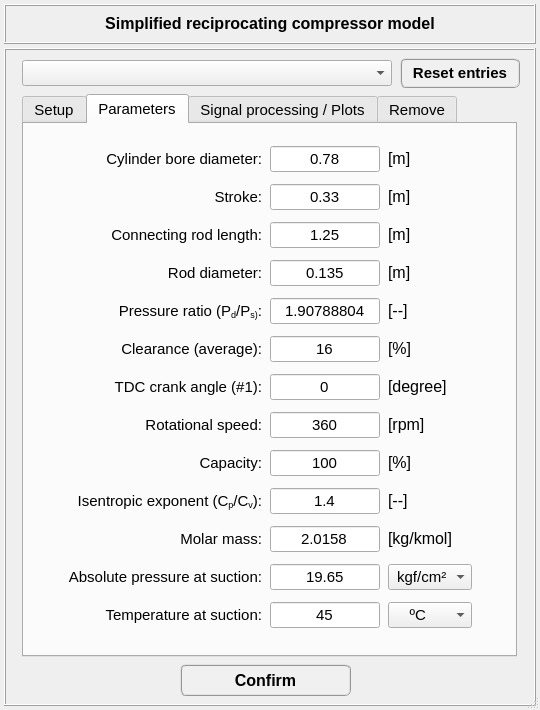
The window that data/user_input/ui_files/Model/Setup/Acoustic/compressor_model_input.ui (open-pulse/OpenPulse) describes before a commit, drawn with Qt 5.
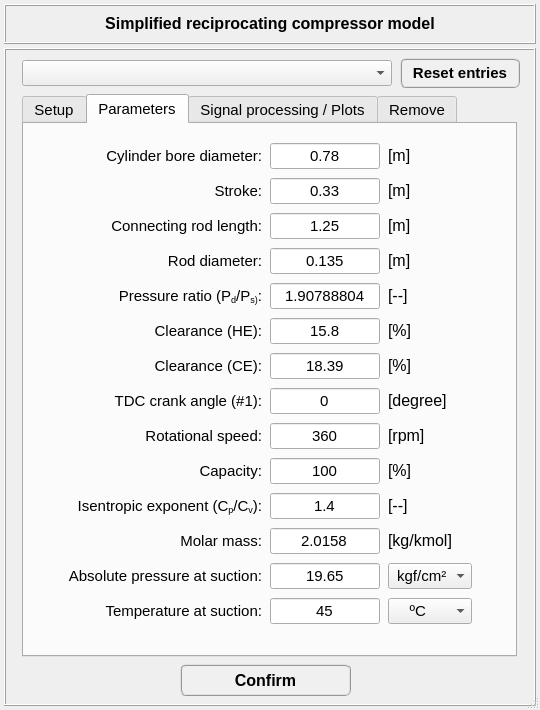
The same window after the commit. The open tabs and pages were chosen to show the change.

Commit message: Adds different clearances for HE and CE

What changed in the file:
```diff
--- a/data/user_input/ui_files/Model/Setup/Acoustic/compressor_model_input.ui
+++ b/data/user_input/ui_files/Model/Setup/Acoustic/compressor_model_input.ui
@@ -1159,38 +1159,27 @@
          <property name="verticalSpacing">
           <number>4</number>
          </property>
-         <item row="11" column="2">
-          <widget class="QLineEdit" name="lineEdit_pressure_at_suction">
-           <property name="minimumSize">
-            <size>
-             <width>110</width>
-             <height>22</height>
-            </size>
+         <item row="0" column="4">
+          <widget class="QFrame" name="frame_9">
+           <property name="frameShape">
+            <enum>QFrame::NoFrame</enum>
            </property>
-           <property name="maximumSize">
-            <size>
-             <width>110</width>
-             <height>26</height>
-            </size>
+           <property name="frameShadow">
+            <enum>QFrame::Raised</enum>
            </property>
-           <property name="font">
-            <font>
-             <weight>50</weight>
-             <bold>false</bold>
-            </font>
+          </widget>
+         </item>
+         <item row="0" column="0">
+          <widget class="QFrame" name="frame_3">
+           <property name="frameShape">
+            <enum>QFrame::NoFrame</enum>
            </property>
-           <property name="focusPolicy">
-            <enum>Qt::StrongFocus</enum>
+           <property name="frameShadow">
+            <enum>QFrame::Raised</enum>
            </property>
-           <property name="text">
-            <string>19.65</string>
-           </property>
-           <property name="alignment">
-            <set>Qt::AlignCenter</set>
-           </property>
           </widget>
          </item>
-         <item row="10" column="3">
+         <item row="11" column="3">
           <widget class="QLabel" name="label_molar_mass_unit">
            <property name="minimumSize">
             <size>
@@ -1221,7 +1210,38 @@
            </property>
           </widget>
          </item>
-         <item row="9" column="1">
+         <item row="12" column="2">
+          <widget class="QLineEdit" name="lineEdit_pressure_at_suction">
+           <property name="minimumSize">
+            <size>
+             <width>110</width>
+             <height>22</height>
+            </size>
+           </property>
+           <property name="maximumSize">
+            <size>
+             <width>110</width>
+             <height>26</height>
+            </size>
+           </property>
+           <property name="font">
+            <font>
+             <weight>50</weight>
+             <bold>false</bold>
+            </font>
+           </property>
+           <property name="focusPolicy">
+            <enum>Qt::StrongFocus</enum>
+           </property>
+           <property name="text">
+            <string>19.65</string>
+           </property>
+           <property name="alignment">
+            <set>Qt::AlignCenter</set>
+           </property>
+          </widget>
+         </item>
+         <item row="10" column="1">
           <widget class="QLabel" name="label_isentropic_exp">
            <property name="minimumSize">
             <size>
@@ -1252,7 +1272,38 @@
            </property>
           </widget>
          </item>
-         <item row="9" column="3">
+         <item row="11" column="1">
+          <widget class="QLabel" name="label_molar_mass">
+           <property name="minimumSize">
+            <size>
+             <width>0</width>
+             <height>22</height>
+            </size>
+           </property>
+           <property name="maximumSize">
+            <size>
+             <width>16777215</width>
+             <height>26</height>
+            </size>
+           </property>
+           <property name="font">
+            <font>
+             <family>MS Shell Dlg 2</family>
+             <pointsize>11</pointsize>
+             <weight>50</weight>
+             <italic>false</italic>
+             <bold>false</bold>
+            </font>
+           </property>
+           <property name="text">
+            <string>&lt;html&gt;&lt;head/&gt;&lt;body&gt;&lt;p align=&quot;right&quot;&gt;Molar mass:&lt;/p&gt;&lt;/body&gt;&lt;/html&gt;</string>
+           </property>
+           <property name="alignment">
+            <set>Qt::AlignRight|Qt::AlignTrailing|Qt::AlignVCenter</set>
+           </property>
+          </widget>
+         </item>
+         <item row="10" column="3">
           <widget class="QLabel" name="label_isentropic_exp_unit">
            <property name="minimumSize">
             <size>
@@ -1283,7 +1334,7 @@
            </property>
           </widget>
          </item>
-         <item row="9" column="2">
+         <item row="10" column="2">
           <widget class="QLineEdit" name="lineEdit_isentropic_exponent">
            <property name="minimumSize">
             <size>
@@ -1314,7 +1365,7 @@
            </property>
           </widget>
          </item>
-         <item row="11" column="1">
+         <item row="12" column="1">
           <widget class="QLabel" name="label_42">
            <property name="minimumSize">
             <size>
@@ -1345,38 +1396,7 @@
            </property>
           </widget>
          </item>
-         <item row="10" column="1">
-          <widget class="QLabel" name="label_molar_mass">
-           <property name="minimumSize">
-            <size>
-             <width>0</width>
-             <height>22</height>
-            </size>
-           </property>
-           <property name="maximumSize">
-            <size>
-             <width>16777215</width>
-             <height>26</height>
-            </size>
-           </property>
-           <property name="font">
-            <font>
-             <family>MS Shell Dlg 2</family>
-             <pointsize>11</pointsize>
-             <weight>50</weight>
-             <italic>false</italic>
-             <bold>false</bold>
-            </font>
-           </property>
-           <property name="text">
-            <string>&lt;html&gt;&lt;head/&gt;&lt;body&gt;&lt;p align=&quot;right&quot;&gt;Molar mass:&lt;/p&gt;&lt;/body&gt;&lt;/html&gt;</string>
-           </property>
-           <property name="alignment">
-            <set>Qt::AlignRight|Qt::AlignTrailing|Qt::AlignVCenter</set>
-           </property>
-          </widget>
-         </item>
-         <item row="10" column="2">
+         <item row="11" column="2">
           <widget class="QLineEdit" name="lineEdit_molar_mass">
            <property name="minimumSize">
             <size>
@@ -1407,7 +1427,7 @@
            </property>
           </widget>
          </item>
-         <item row="12" column="1">
+         <item row="13" column="1">
           <widget class="QLabel" name="label_44">
            <property name="minimumSize">
             <size>
@@ -1438,37 +1458,6 @@
            </property>
           </widget>
          </item>
-         <item row="12" column="2">
-          <widget class="QLineEdit" name="lineEdit_temperature_at_suction">
-           <property name="minimumSize">
-            <size>
-             <width>110</width>
-             <height>22</height>
-            </size>
-           </property>
-           <property name="maximumSize">
-            <size>
-             <width>110</width>
-             <height>26</height>
-            </size>
-           </property>
-           <property name="font">
-            <font>
-             <weight>50</weight>
-             <bold>false</bold>
-            </font>
-           </property>
-           <property name="focusPolicy">
-            <enum>Qt::StrongFocus</enum>
-           </property>
-           <property name="text">
-            <string>45</string>
-           </property>
-           <property name="alignment">
-            <set>Qt::AlignCenter</set>
-           </property>
-          </widget>
-         </item>
          <item row="2" column="3">
           <widget class="QLabel" name="label_15">
            <property name="minimumSize">
@@ -1500,38 +1489,38 @@
            </property>
           </widget>
          </item>
-         <item row="5" column="1">
-          <widget class="QLabel" name="label_27">
+         <item row="13" column="2">
+          <widget class="QLineEdit" name="lineEdit_temperature_at_suction">
            <property name="minimumSize">
             <size>
-             <width>0</width>
+             <width>110</width>
              <height>22</height>
             </size>
            </property>
            <property name="maximumSize">
             <size>
-             <width>16777215</width>
+             <width>110</width>
              <height>26</height>
             </size>
            </property>
            <property name="font">
             <font>
-             <family>MS Shell Dlg 2</family>
-             <pointsize>11</pointsize>
              <weight>50</weight>
-             <italic>false</italic>
              <bold>false</bold>
             </font>
            </property>
+           <property name="focusPolicy">
+            <enum>Qt::StrongFocus</enum>
+           </property>
            <property name="text">
-            <string>&lt;html&gt;&lt;head/&gt;&lt;body&gt;&lt;p align=&quot;right&quot;&gt;Clearance (average):&lt;/p&gt;&lt;/body&gt;&lt;/html&gt;</string>
+            <string>45</string>
            </property>
            <property name="alignment">
-            <set>Qt::AlignRight|Qt::AlignTrailing|Qt::AlignVCenter</set>
+            <set>Qt::AlignCenter</set>
            </property>
           </widget>
          </item>
-         <item row="6" column="1">
+         <item row="7" column="1">
           <widget class="QLabel" name="label_28">
            <property name="minimumSize">
             <size>
@@ -1562,7 +1551,38 @@
            </property>
           </widget>
          </item>
-         <item row="6" column="2">
+         <item row="5" column="1">
+          <widget class="QLabel" name="label_27">
+           <property name="minimumSize">
+            <size>
+             <width>0</width>
+             <height>22</height>
+            </size>
+           </property>
+           <property name="maximumSize">
+            <size>
+             <width>16777215</width>
+             <height>26</height>
+            </size>
+           </property>
+           <property name="font">
+            <font>
+             <family>MS Shell Dlg 2</family>
+             <pointsize>11</pointsize>
+             <weight>50</weight>
+             <italic>false</italic>
+             <bold>false</bold>
+            </font>
+           </property>
+           <property name="text">
+            <string>&lt;html&gt;&lt;head/&gt;&lt;body&gt;&lt;p align=&quot;right&quot;&gt;Clearance (HE):&lt;/p&gt;&lt;/body&gt;&lt;/html&gt;</string>
+           </property>
+           <property name="alignment">
+            <set>Qt::AlignRight|Qt::AlignTrailing|Qt::AlignVCenter</set>
+           </property>
+          </widget>
+         </item>
+         <item row="7" column="2">
           <widget class="QLineEdit" name="lineEdit_TDC_crank_angle_1">
            <property name="minimumSize">
             <size>
@@ -1593,7 +1613,7 @@
            </property>
           </widget>
          </item>
-         <item row="7" column="2">
+         <item row="8" column="2">
           <widget class="QLineEdit" name="lineEdit_rotational_speed">
            <property name="minimumSize">
             <size>
@@ -1624,7 +1644,7 @@
            </property>
           </widget>
          </item>
-         <item row="7" column="3">
+         <item row="8" column="3">
           <widget class="QLabel" name="label_34">
            <property name="minimumSize">
             <size>
@@ -1655,38 +1675,7 @@
            </property>
           </widget>
          </item>
-         <item row="8" column="1">
-          <widget class="QLabel" name="label_33">
-           <property name="minimumSize">
-            <size>
-             <width>0</width>
-             <height>22</height>
-            </size>
-           </property>
-           <property name="maximumSize">
-            <size>
-             <width>16777215</width>
-             <height>26</height>
-            </size>
-           </property>
-           <property name="font">
-            <font>
-             <family>MS Shell Dlg 2</family>
-             <pointsize>11</pointsize>
-             <weight>50</weight>
-             <italic>false</italic>
-             <bold>false</bold>
-            </font>
-           </property>
-           <property name="text">
-            <string>&lt;html&gt;&lt;head/&gt;&lt;body&gt;&lt;p align=&quot;right&quot;&gt;Capacity:&lt;/p&gt;&lt;/body&gt;&lt;/html&gt;</string>
-           </property>
-           <property name="alignment">
-            <set>Qt::AlignRight|Qt::AlignTrailing|Qt::AlignVCenter</set>
-           </property>
-          </widget>
-         </item>
-         <item row="8" column="2">
+         <item row="9" column="2">
           <widget class="QLineEdit" name="lineEdit_capacity">
            <property name="minimumSize">
             <size>
@@ -1717,8 +1706,8 @@
            </property>
           </widget>
          </item>
-         <item row="7" column="1">
-          <widget class="QLabel" name="label_30">
+         <item row="9" column="1">
+          <widget class="QLabel" name="label_33">
            <property name="minimumSize">
             <size>
              <width>0</width>
@@ -1741,44 +1730,13 @@
             </font>
            </property>
            <property name="text">
-            <string>&lt;html&gt;&lt;head/&gt;&lt;body&gt;&lt;p align=&quot;right&quot;&gt;Rotational speed:&lt;/p&gt;&lt;/body&gt;&lt;/html&gt;</string>
+            <string>&lt;html&gt;&lt;head/&gt;&lt;body&gt;&lt;p align=&quot;right&quot;&gt;Capacity:&lt;/p&gt;&lt;/body&gt;&lt;/html&gt;</string>
            </property>
            <property name="alignment">
             <set>Qt::AlignRight|Qt::AlignTrailing|Qt::AlignVCenter</set>
            </property>
           </widget>
          </item>
-         <item row="8" column="3">
-          <widget class="QLabel" name="label_47">
-           <property name="minimumSize">
-            <size>
-             <width>0</width>
-             <height>22</height>
-            </size>
-           </property>
-           <property name="maximumSize">
-            <size>
-             <width>16777215</width>
-             <height>26</height>
-            </size>
-           </property>
-           <property name="font">
-            <font>
-             <family>MS Shell Dlg 2</family>
-             <pointsize>12</pointsize>
-             <weight>50</weight>
-             <italic>false</italic>
-             <bold>false</bold>
-            </font>
-           </property>
-           <property name="text">
-            <string>&lt;html&gt;&lt;head/&gt;&lt;body&gt;&lt;p&gt;[%]&lt;/p&gt;&lt;/body&gt;&lt;/html&gt;</string>
-           </property>
-           <property name="alignment">
-            <set>Qt::AlignLeading|Qt::AlignLeft|Qt::AlignVCenter</set>
-           </property>
-          </widget>
-         </item>
          <item row="0" column="3">
           <widget class="QLabel" name="label_13">
            <property name="minimumSize">
@@ -1810,6 +1768,37 @@
            </property>
           </widget>
          </item>
+         <item row="8" column="1">
+          <widget class="QLabel" name="label_30">
+           <property name="minimumSize">
+            <size>
+             <width>0</width>
+             <height>22</height>
+            </size>
+           </property>
+           <property name="maximumSize">
+            <size>
+             <width>16777215</width>
+             <height>26</height>
+            </size>
+           </property>
+           <property name="font">
+            <font>
+             <family>MS Shell Dlg 2</family>
+             <pointsize>11</pointsize>
+             <weight>50</weight>
+             <italic>false</italic>
+             <bold>false</bold>
+            </font>
+           </property>
+           <property name="text">
+            <string>&lt;html&gt;&lt;head/&gt;&lt;body&gt;&lt;p align=&quot;right&quot;&gt;Rotational speed:&lt;/p&gt;&lt;/body&gt;&lt;/html&gt;</string>
+           </property>
+           <property name="alignment">
+            <set>Qt::AlignRight|Qt::AlignTrailing|Qt::AlignVCenter</set>
+           </property>
+          </widget>
+         </item>
          <item row="1" column="2">
           <widget class="QLineEdit" name="lineEdit_stroke">
            <property name="minimumSize">
@@ -1841,39 +1830,8 @@
            </property>
           </widget>
          </item>
-         <item row="0" column="1">
-          <widget class="QLabel" name="label_20">
-           <property name="minimumSize">
-            <size>
-             <width>0</width>
-             <height>22</height>
-            </size>
-           </property>
-           <property name="maximumSize">
-            <size>
-             <width>16777215</width>
-             <height>26</height>
-            </size>
-           </property>
-           <property name="font">
-            <font>
-             <family>MS Shell Dlg 2</family>
-             <pointsize>11</pointsize>
-             <weight>50</weight>
-             <italic>false</italic>
-             <bold>false</bold>
-            </font>
-           </property>
-           <property name="text">
-            <string>&lt;html&gt;&lt;head/&gt;&lt;body&gt;&lt;p align=&quot;right&quot;&gt;Cylinder bore diameter:&lt;/p&gt;&lt;/body&gt;&lt;/html&gt;</string>
-           </property>
-           <property name="alignment">
-            <set>Qt::AlignRight|Qt::AlignTrailing|Qt::AlignVCenter</set>
-           </property>
-          </widget>
-         </item>
-         <item row="1" column="3">
-          <widget class="QLabel" name="label_14">
+         <item row="9" column="3">
+          <widget class="QLabel" name="label_47">
            <property name="minimumSize">
             <size>
              <width>0</width>
@@ -1896,7 +1854,7 @@
             </font>
            </property>
            <property name="text">
-            <string>&lt;html&gt;&lt;head/&gt;&lt;body&gt;&lt;p&gt;[m]&lt;/p&gt;&lt;/body&gt;&lt;/html&gt;</string>
+            <string>&lt;html&gt;&lt;head/&gt;&lt;body&gt;&lt;p&gt;[%]&lt;/p&gt;&lt;/body&gt;&lt;/html&gt;</string>
            </property>
            <property name="alignment">
             <set>Qt::AlignLeading|Qt::AlignLeft|Qt::AlignVCenter</set>
@@ -1934,6 +1892,68 @@
            </property>
           </widget>
          </item>
+         <item row="1" column="3">
+          <widget class="QLabel" name="label_14">
+           <property name="minimumSize">
+            <size>
+             <width>0</width>
+             <height>22</height>
+            </size>
+           </property>
+           <property name="maximumSize">
+            <size>
+             <width>16777215</width>
+             <height>26</height>
+            </size>
+           </property>
+           <property name="font">
+            <font>
+             <family>MS Shell Dlg 2</family>
+             <pointsize>12</pointsize>
+             <weight>50</weight>
+             <italic>false</italic>
+             <bold>false</bold>
+            </font>
+           </property>
+           <property name="text">
+            <string>&lt;html&gt;&lt;head/&gt;&lt;body&gt;&lt;p&gt;[m]&lt;/p&gt;&lt;/body&gt;&lt;/html&gt;</string>
+           </property>
+           <property name="alignment">
+            <set>Qt::AlignLeading|Qt::AlignLeft|Qt::AlignVCenter</set>
+           </property>
+          </widget>
+         </item>
+         <item row="0" column="1">
+          <widget class="QLabel" name="label_20">
+           <property name="minimumSize">
+            <size>
+             <width>0</width>
+             <height>22</height>
+            </size>
+           </property>
+           <property name="maximumSize">
+            <size>
+             <width>16777215</width>
+             <height>26</height>
+            </size>
+           </property>
+           <property name="font">
+            <font>
+             <family>MS Shell Dlg 2</family>
+             <pointsize>11</pointsize>
+             <weight>50</weight>
+             <italic>false</italic>
+             <bold>false</bold>
+            </font>
+           </property>
+           <property name="text">
+            <string>&lt;html&gt;&lt;head/&gt;&lt;body&gt;&lt;p align=&quot;right&quot;&gt;Cylinder bore diameter:&lt;/p&gt;&lt;/body&gt;&lt;/html&gt;</string>
+           </property>
+           <property name="alignment">
+            <set>Qt::AlignRight|Qt::AlignTrailing|Qt::AlignVCenter</set>
+           </property>
+          </widget>
+         </item>
          <item row="3" column="1">
           <widget class="QLabel" name="label_23">
            <property name="minimumSize">
@@ -1996,6 +2016,37 @@
            </property>
           </widget>
          </item>
+         <item row="7" column="3">
+          <widget class="QLabel" name="label_32">
+           <property name="minimumSize">
+            <size>
+             <width>0</width>
+             <height>22</height>
+            </size>
+           </property>
+           <property name="maximumSize">
+            <size>
+             <width>16777215</width>
+             <height>26</height>
+            </size>
+           </property>
+           <property name="font">
+            <font>
+             <family>MS Shell Dlg 2</family>
+             <pointsize>12</pointsize>
+             <weight>50</weight>
+             <italic>false</italic>
+             <bold>false</bold>
+            </font>
+           </property>
+           <property name="text">
+            <string>&lt;html&gt;&lt;head/&gt;&lt;body&gt;&lt;p&gt;[degree]&lt;/p&gt;&lt;/body&gt;&lt;/html&gt;</string>
+           </property>
+           <property name="alignment">
+            <set>Qt::AlignLeading|Qt::AlignLeft|Qt::AlignVCenter</set>
+           </property>
+          </widget>
+         </item>
          <item row="4" column="1">
           <widget class="QLabel" name="label_26">
            <property name="minimumSize">
@@ -2027,68 +2078,6 @@
            </property>
           </widget>
          </item>
-         <item row="6" column="3">
-          <widget class="QLabel" name="label_32">
-           <property name="minimumSize">
-            <size>
-             <width>0</width>
-             <height>22</height>
-            </size>
-           </property>
-           <property name="maximumSize">
-            <size>
-             <width>16777215</width>
-             <height>26</height>
-            </size>
-           </property>
-           <property name="font">
-            <font>
-             <family>MS Shell Dlg 2</family>
-             <pointsize>12</pointsize>
-             <weight>50</weight>
-             <italic>false</italic>
-             <bold>false</bold>
-            </font>
-           </property>
-           <property name="text">
-            <string>&lt;html&gt;&lt;head/&gt;&lt;body&gt;&lt;p&gt;[degree]&lt;/p&gt;&lt;/body&gt;&lt;/html&gt;</string>
-           </property>
-           <property name="alignment">
-            <set>Qt::AlignLeading|Qt::AlignLeft|Qt::AlignVCenter</set>
-           </property>
-          </widget>
-         </item>
-         <item row="1" column="1">
-          <widget class="QLabel" name="label_21">
-           <property name="minimumSize">
-            <size>
-             <width>0</width>
-             <height>22</height>
-            </size>
-           </property>
-           <property name="maximumSize">
-            <size>
-             <width>16777215</width>
-             <height>26</height>
-            </size>
-           </property>
-           <property name="font">
-            <font>
-             <family>MS Shell Dlg 2</family>
-             <pointsize>11</pointsize>
-             <weight>50</weight>
-             <italic>false</italic>
-             <bold>false</bold>
-            </font>
-           </property>
-           <property name="text">
-            <string>&lt;html&gt;&lt;head/&gt;&lt;body&gt;&lt;p align=&quot;right&quot;&gt;Stroke:&lt;/p&gt;&lt;/body&gt;&lt;/html&gt;</string>
-           </property>
-           <property name="alignment">
-            <set>Qt::AlignRight|Qt::AlignTrailing|Qt::AlignVCenter</set>
-           </property>
-          </widget>
-         </item>
          <item row="3" column="3">
           <widget class="QLabel" name="label_16">
            <property name="minimumSize">
@@ -2182,6 +2171,65 @@
            </property>
           </widget>
          </item>
+         <item row="1" column="1">
+          <widget class="QLabel" name="label_21">
+           <property name="minimumSize">
+            <size>
+             <width>0</width>
+             <height>22</height>
+            </size>
+           </property>
+           <property name="maximumSize">
+            <size>
+             <width>16777215</width>
+             <height>26</height>
+            </size>
+           </property>
+           <property name="font">
+            <font>
+             <family>MS Shell Dlg 2</family>
+             <pointsize>11</pointsize>
+             <weight>50</weight>
+             <italic>false</italic>
+             <bold>false</bold>
+            </font>
+           </property>
+           <property name="text">
+            <string>&lt;html&gt;&lt;head/&gt;&lt;body&gt;&lt;p align=&quot;right&quot;&gt;Stroke:&lt;/p&gt;&lt;/body&gt;&lt;/html&gt;</string>
+           </property>
+           <property name="alignment">
+            <set>Qt::AlignRight|Qt::AlignTrailing|Qt::AlignVCenter</set>
+           </property>
+          </widget>
+         </item>
+         <item row="0" column="2">
+          <widget class="QLineEdit" name="lineEdit_bore_diameter">
+           <property name="minimumSize">
+            <size>
+             <width>110</width>
+             <height>22</height>
+            </size>
+           </property>
+           <property name="maximumSize">
+            <size>
+             <width>110</width>
+             <height>26</height>
+            </size>
+           </property>
+           <property name="font">
+            <font>
+             <weight>50</weight>
+             <bold>false</bold>
+            </font>
+           </property>
+           <property name="text">
+            <string>0.78</string>
+           </property>
+           <property name="alignment">
+            <set>Qt::AlignCenter</set>
+           </property>
+          </widget>
+         </item>
          <item row="4" column="3">
           <widget class="QLabel" name="label_19">
            <property name="minimumSize">
@@ -2245,7 +2293,7 @@
           </widget>
          </item>
          <item row="5" column="2">
-          <widget class="QLineEdit" name="lineEdit_clearance">
+          <widget class="QLineEdit" name="lineEdit_clearance_head_end">
            <property name="minimumSize">
             <size>
              <width>110</width>
@@ -2268,62 +2316,14 @@
             <enum>Qt::StrongFocus</enum>
            </property>
            <property name="text">
-            <string>16</string>
+            <string>15.8</string>
            </property>
            <property name="alignment">
             <set>Qt::AlignCenter</set>
            </property>
           </widget>
          </item>
-         <item row="0" column="2">
-          <widget class="QLineEdit" name="lineEdit_bore_diameter">
-           <property name="minimumSize">
-            <size>
-             <width>110</width>
-             <height>22</height>
-            </size>
-           </property>
-           <property name="maximumSize">
-            <size>
-             <width>110</width>
-             <height>26</height>
-            </size>
-           </property>
-           <property name="font">
-            <font>
-             <weight>50</weight>
-             <bold>false</bold>
-            </font>
-           </property>
-           <property name="text">
-            <string>0.78</string>
-           </property>
-           <property name="alignment">
-            <set>Qt::AlignCenter</set>
-           </property>
-          </widget>
-         </item>
-         <item row="0" column="0">
-          <widget class="QFrame" name="frame_3">
-           <property name="frameShape">
-            <enum>QFrame::NoFrame</enum>
-           </property>
-           <property name="frameShadow">
-            <enum>QFrame::Raised</enum>
-           </property>
-          </widget>
-         </item>
-         <item row="0" column="4">
-          <widget class="QFrame" name="frame_9">
-           <property name="frameShape">
-            <enum>QFrame::NoFrame</enum>
-           </property>
-           <property name="frameShadow">
-            <enum>QFrame::Raised</enum>
-           </property>
-          </widget>
-         </item>
-         <item row="11" column="3">
+         <item row="12" column="3">
           <widget class="QComboBox" name="comboBox_suction_pressure_units">
            <item>
             <property name="text">
@@ -2337,7 +2337,7 @@
            </item>
           </widget>
          </item>
-         <item row="12" column="3">
+         <item row="13" column="3">
           <widget class="QComboBox" name="comboBox_suction_temperature_units">
            <item>
             <property name="text">
@@ -2351,6 +2351,99 @@
            </item>
           </widget>
          </item>
+         <item row="6" column="1">
+          <widget class="QLabel" name="label_35">
+           <property name="minimumSize">
+            <size>
+             <width>0</width>
+             <height>22</height>
+            </size>
+           </property>
+           <property name="maximumSize">
+            <size>
+             <width>16777215</width>
+             <height>26</height>
+            </size>
+           </property>
+           <property name="font">
+            <font>
+             <family>MS Shell Dlg 2</family>
+             <pointsize>11</pointsize>
+             <weight>50</weight>
+             <italic>false</italic>
+             <bold>false</bold>
+            </font>
+           </property>
+           <property name="text">
+            <string>&lt;html&gt;&lt;head/&gt;&lt;body&gt;&lt;p align=&quot;right&quot;&gt;Clearance (CE):&lt;/p&gt;&lt;/body&gt;&lt;/html&gt;</string>
+           </property>
+           <property name="alignment">
+            <set>Qt::AlignRight|Qt::AlignTrailing|Qt::AlignVCenter</set>
+           </property>
+          </widget>
+         </item>
+         <item row="6" column="2">
+          <widget class="QLineEdit" name="lineEdit_clearance_crank_end">
+           <property name="minimumSize">
+            <size>
+             <width>110</width>
+             <height>22</height>
+            </size>
+           </property>
+           <property name="maximumSize">
+            <size>
+             <width>110</width>
+             <height>26</height>
+            </size>
+           </property>
+           <property name="font">
+            <font>
+             <weight>50</weight>
+             <bold>false</bold>
+            </font>
+           </property>
+           <property name="focusPolicy">
+            <enum>Qt::StrongFocus</enum>
+           </property>
+           <property name="text">
+            <string>18.39</string>
+           </property>
+           <property name="alignment">
+            <set>Qt::AlignCenter</set>
+           </property>
+          </widget>
+         </item>
+         <item row="6" column="3">
+          <widget class="QLabel" name="label_36">
+           <property name="minimumSize">
+            <size>
+             <width>0</width>
+             <height>22</height>
+            </size>
+           </property>
+           <property name="maximumSize">
+            <size>
+             <width>16777215</width>
+             <height>26</height>
+            </size>
+           </property>
+           <property name="font">
+            <font>
+             <family>MS Shell Dlg 2</family>
+             <pointsize>12</pointsize>
+             <weight>50</weight>
+             <italic>false</italic>
+             <bold>false</bold>
+            </font>
+           </property>
+           <property name="text">
+            <string>&lt;html&gt;&lt;head/&gt;&lt;body&gt;&lt;p&gt;[%]&lt;/p&gt;&lt;/body&gt;&lt;/html&gt;</string>
+           </property>
+           <property name="alignment">
+            <set>Qt::AlignLeading|Qt::AlignLeft|Qt::AlignVCenter</set>
+           </property>
+          </widget>
+         </item>
         </layout>
        </widget>
       </widget>
@@ -3187,7 +3280,7 @@
                      <property name="spacing">
                       <number>0</number>
                      </property>
-                     <item row="0" column="0">
+                     <item row="0" column="1">
                       <widget class="QPushButton" name="pushButton_plot_rod_pressure_load_time">
                        <property name="minimumSize">
                         <size>
@@ -3220,6 +3313,39 @@
                        </property>
                       </widget>
                      </item>
+                     <item row="0" column="0">
+                      <widget class="QPushButton" name="pushButton_plot_piston_position_time">
+                       <property name="minimumSize">
+                        <size>
+                         <width>200</width>
+                         <height>48</height>
+                        </size>
+                       </property>
+                       <property name="maximumSize">
+                        <size>
+                         <width>200</width>
+                         <height>48</height>
+                        </size>
+                       </property>
+                       <property name="font">
+                        <font>
+                         <family>MS Shell Dlg 2</family>
+                         <pointsize>11</pointsize>
+                         <weight>75</weight>
+                         <italic>false</italic>
+                         <bold>true</bold>
+                        </font>
+                       </property>
+                       <property name="styleSheet">
+                        <string notr="true">QPushButton{border-radius: 6px; border-color: rgb(150, 150, 150); border-style: ridge; border-width: 2px; color: rgb(0, 0, 0); background-color: rgb(240, 240, 240); font: 75 bold 11pt &quot;MS Shell Dlg 2&quot;}
+QPushButton:hover{border-radius: 6px; border-color: rgb(0, 170, 255); border-style: ridge; border-width: 2px; color: rgb(0, 0, 0); background-color: rgba(174, 213, 255, 100); font: 75 bold 11pt &quot;MS Shell Dlg 2&quot;}
+QPushButton:pressed{border-radius: 6px; border-color: rgb(0, 170, 255); border-style: ridge; border-width: 3px; color: rgb(0, 0, 0); background-color: rgb(174, 213, 255); font: 75 bold 11pt &quot;MS Shell Dlg 2&quot;}</string>
+                       </property>
+                       <property name="text">
+                        <string>Piston position</string>
+                       </property>
+                      </widget>
+                     </item>
                     </layout>
                    </widget>
                   </item>
```
Left out of the diff: 2 changed lines with no effect on the pictures. The commit also changes 2 other files.
